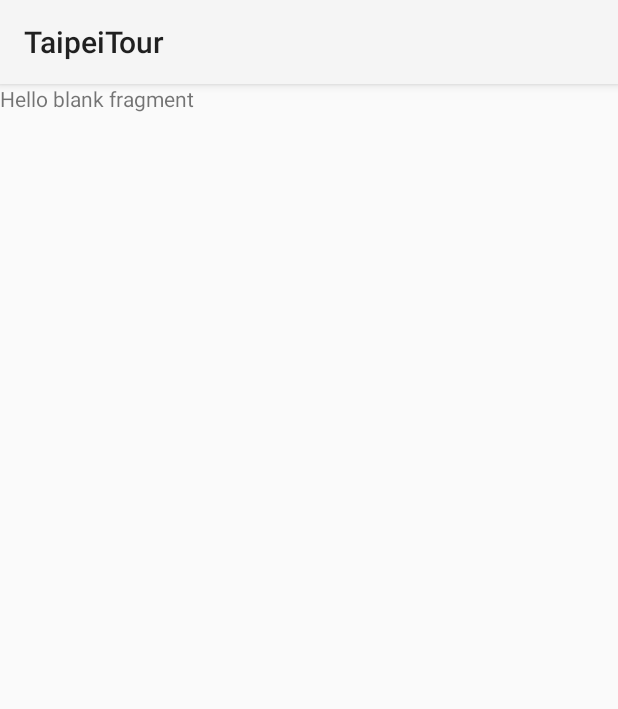
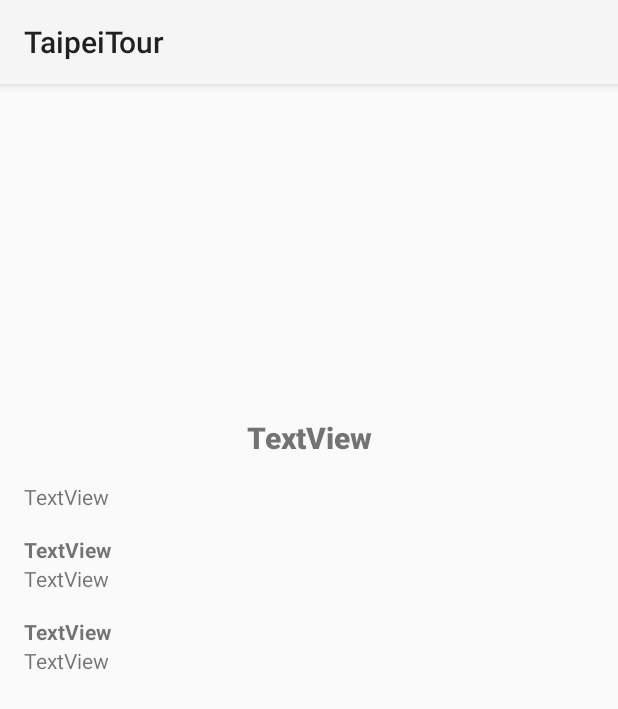
Before and after one commit to ModelS3XY/TaipeiTour, an Android app built with Jetpack Compose: the fragment DetailFragment shown on its own in the app's theme, on a phone screen of 412 x 824 dp. Shown: the top 709 px of the screen. Run offline under Robolectric (Android 15) with nearby library versions, the phone set to English and light mode, and no system bars; network calls fail.

Commit message:
add menu and DetailFragment ok

```diff
--- a/app/build.gradle.kts
+++ b/app/build.gradle.kts
@@ -43,6 +43,7 @@ android {
 }
 
 dependencies {
+    implementation(libs.androidx.legacy.support.v4)
     val lifecycle_version = "2.8.7"
     val nav_version = "2.8.4"
 
@@ -78,4 +79,5 @@ dependencies {
     implementation ("com.google.code.gson:gson:2.11.0")
     implementation("io.coil-kt.coil3:coil-compose:3.0.4")
     implementation("io.coil-kt.coil3:coil-network-okhttp:3.0.4")
+    implementation("androidx.viewpager2:viewpager2:1.1.0")
 }
--- a/app/src/main/AndroidManifest.xml
+++ b/app/src/main/AndroidManifest.xml
@@ -14,7 +14,7 @@
         android:theme="@style/Theme.AppCompat.Light"
         tools:targetApi="31">
         <activity
-            android:name=".MainActivity"
+            android:name=".activity.MainActivity"
             android:exported="true"
             android:label="@string/app_name"
             android:theme="@style/Theme.AppCompat.Light">
--- a/app/src/main/java/com/example/taipeitour/viewmodel/SpotViewModel.kt
+++ b/app/src/main/java/com/example/taipeitour/viewmodel/SpotViewModel.kt
@@ -1,6 +1,5 @@
 package com.example.taipeitour.viewmodel
 
-import android.util.Log
 import androidx.lifecycle.MutableLiveData
 import androidx.lifecycle.ViewModel
 import androidx.lifecycle.viewModelScope
@@ -14,26 +13,25 @@ import okhttp3.Request
 
 class SpotViewModel: ViewModel() {
 
-    private val TAG = SpotViewModel::class.java.simpleName
     val spotLiveData = MutableLiveData<List<Spot>>()
     val selectedSpot = MutableLiveData<Spot>()
+    var langLiveData = MutableLiveData("zh-tw")
 
     fun fetchSpot() {
         val client = OkHttpClient()
         viewModelScope.launch(Dispatchers.IO) {
             val request = Request.Builder()
-                .url("https://www.travel.taipei/open-api/zh-tw/Attractions/All?page=1")
+                .url("https://www.travel.taipei/open-api/${langLiveData.value}/Attractions/All?page=1")
                 .get()
                 .addHeader("accept", "application/json")
                 .build()
             val response = client.newCall(request).execute()
-//            Log.d(TAG, "onCreate1: ${response.body?.string()}")
             val spots = Gson().fromJson(response.body?.string(), Spots::class.java)
             spotLiveData.postValue(spots.data)
         }
     }
 
-    fun selectedSpot(spot: Spot) {
-        selectedSpot.value = spot
+    fun selectedLang(lang: String) {
+        this.langLiveData.value = lang
     }
 }
--- a/app/src/main/res/layout/activity_main.xml
+++ b/app/src/main/res/layout/activity_main.xml
@@ -5,7 +5,7 @@
     android:id="@+id/main"
     android:layout_width="match_parent"
     android:layout_height="match_parent"
-    tools:context=".MainActivity">
+    tools:context=".activity.MainActivity">
 
     <include layout="@layout/content_main" />
 
--- a/app/src/main/res/layout/fragment_detail.xml
+++ b/app/src/main/res/layout/fragment_detail.xml
@@ -1,14 +1,110 @@
 <?xml version="1.0" encoding="utf-8"?>
-<FrameLayout xmlns:android="http://schemas.android.com/apk/res/android"
+<androidx.constraintlayout.widget.ConstraintLayout xmlns:android="http://schemas.android.com/apk/res/android"
+    xmlns:app="http://schemas.android.com/apk/res-auto"
     xmlns:tools="http://schemas.android.com/tools"
     android:layout_width="match_parent"
     android:layout_height="match_parent"
-    tools:context=".fragment.DetailFragment">
+    tools:context=".fragment.DetailFragment" >
 
-    <!-- TODO: Update blank fragment layout -->
+    <androidx.viewpager2.widget.ViewPager2
+        android:id="@+id/view_pager"
+        android:layout_width="0dp"
+        android:layout_height="0dp"
+        app:layout_constraintDimensionRatio="2:1"
+        app:layout_constraintEnd_toEndOf="parent"
+        app:layout_constraintStart_toStartOf="parent"
+        app:layout_constraintTop_toTopOf="parent">
+
+    </androidx.viewpager2.widget.ViewPager2>
+
     <TextView
-        android:layout_width="match_parent"
-        android:layout_height="match_parent"
-        android:text="@string/hello_blank_fragment" />
+        android:id="@+id/txt_name"
+        android:layout_width="0dp"
+        android:layout_height="wrap_content"
+        android:layout_marginStart="16dp"
+        android:layout_marginTop="16dp"
+        android:layout_marginEnd="16dp"
+        android:fontFamily="sans-serif-medium"
+        android:gravity="center"
+        android:text="TextView"
+        android:textSize="20sp"
+        android:textStyle="bold"
+        app:layout_constraintEnd_toEndOf="parent"
+        app:layout_constraintStart_toStartOf="parent"
+        app:layout_constraintTop_toBottomOf="@+id/view_pager" />
 
-</FrameLayout>
+    <androidx.core.widget.NestedScrollView
+        android:layout_width="0dp"
+        android:layout_height="0dp"
+        android:layout_marginStart="16dp"
+        android:layout_marginTop="16dp"
+        android:layout_marginEnd="16dp"
+        android:layout_marginBottom="16dp"
+        android:fillViewport="true"
+        app:layout_constraintBottom_toBottomOf="parent"
+        app:layout_constraintEnd_toEndOf="parent"
+        app:layout_constraintStart_toStartOf="parent"
+        app:layout_constraintTop_toBottomOf="@+id/txt_name">
+
+        <LinearLayout
+            android:layout_width="match_parent"
+            android:layout_height="wrap_content"
+            android:orientation="vertical">
+
+            <TextView
+                android:id="@+id/txt_intro"
+                android:layout_width="match_parent"
+                android:layout_height="wrap_content"
+                android:text="TextView" />
+
+            <LinearLayout
+                android:layout_width="match_parent"
+                android:layout_height="wrap_content"
+                android:layout_marginTop="16dp"
+                android:orientation="vertical">
+
+                <TextView
+                    android:id="@+id/txt_address_title"
+                    android:layout_width="wrap_content"
+                    android:layout_height="wrap_content"
+                    android:text="TextView"
+                    android:textStyle="bold" />
+
+                <TextView
+                    android:id="@+id/txt_address"
+                    android:layout_width="match_parent"
+                    android:layout_height="wrap_content"
+                    android:text="TextView" />
+            </LinearLayout>
+
+            <LinearLayout
+                android:layout_width="match_parent"
+                android:layout_height="wrap_content"
+                android:layout_marginTop="16dp"
+                android:orientation="vertical">
+
+                <TextView
+                    android:id="@+id/txt_update_title"
+                    android:layout_width="match_parent"
+                    android:layout_height="wrap_content"
+                    android:text="TextView"
+                    android:textStyle="bold" />
+
+                <TextView
+                    android:id="@+id/txt_update"
+                    android:layout_width="match_parent"
+                    android:layout_height="wrap_content"
+                    android:text="TextView" />
+            </LinearLayout>
+
+            <TextView
+                android:id="@+id/txt_url"
+                android:layout_width="match_parent"
+                android:layout_height="wrap_content"
+                android:layout_marginTop="16dp"
+                android:autoLink="web" />
+
+        </LinearLayout>
+    </androidx.core.widget.NestedScrollView>
+
+</androidx.constraintlayout.widget.ConstraintLayout>
```
Also changed, not shown: app/src/main/java/com/example/taipeitour/MainActivity.kt (deleted, +0 -41 lines), app/src/main/java/com/example/taipeitour/activity/MainActivity.kt (added, +98 -0 lines), app/src/main/java/com/example/taipeitour/adapter/ImageAdapter.kt (added, +45 -0 lines), app/src/main/java/com/example/taipeitour/adapter/SpotAdapter.kt (+10 -1 lines), app/src/main/java/com/example/taipeitour/data/JSONClass.kt (+2 -2 lines), app/src/main/java/com/example/taipeitour/fragment/DetailFragment.kt (+18 -0 lines), app/src/main/java/com/example/taipeitour/fragment/HomeFragment.kt (+5 -6 lines), app/src/main/res/layout/imag_row.xml (added, +17 -0 lines), app/src/main/res/menu/menu_main.xml (added, +31 -0 lines).
